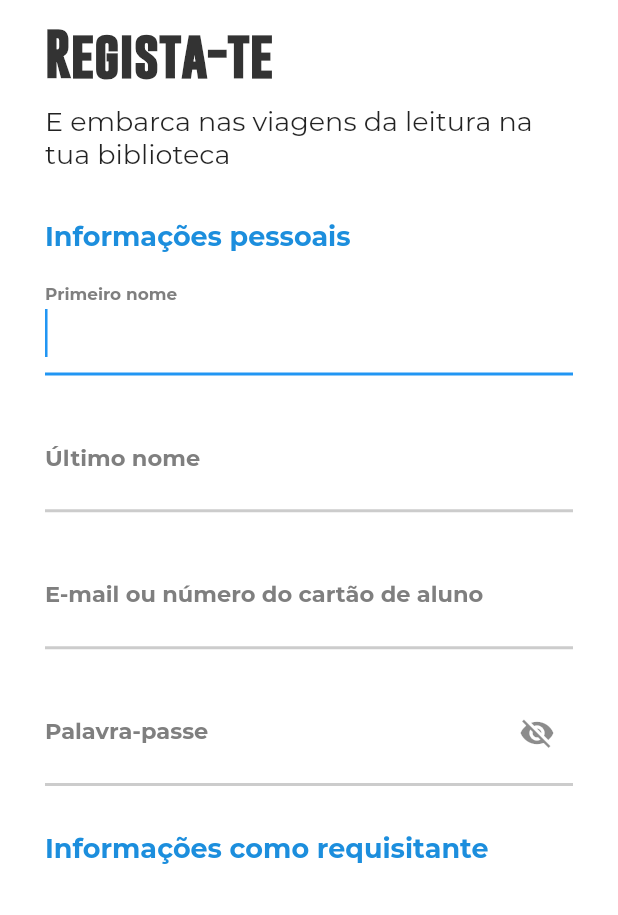
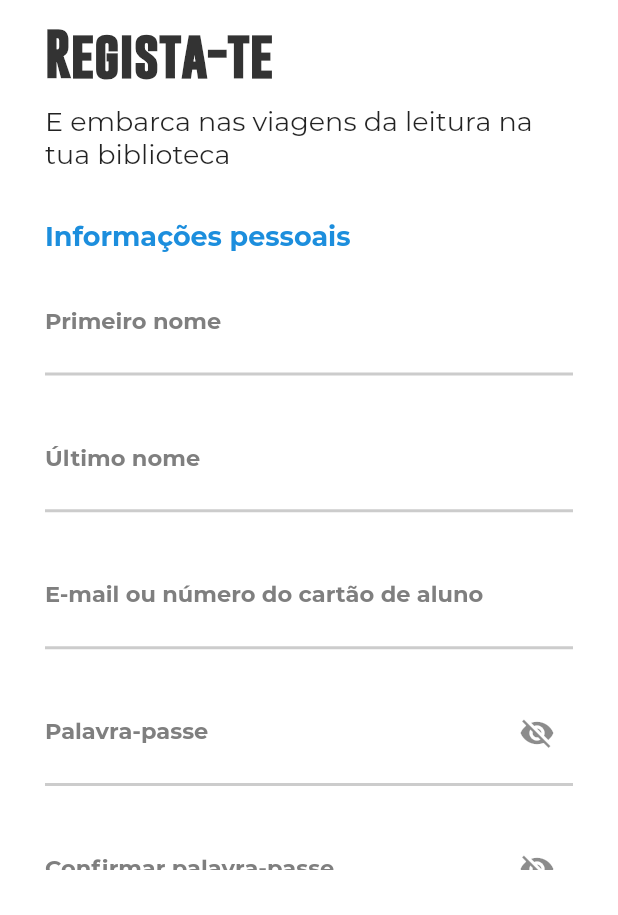
Before and after one commit to lodsa-ntos/TFC_a21505293_camarate_school_library_app, a Flutter app: the Registo screen opened directly, on a phone screen of 412 x 824 dp, the part 321-1236 px from its top. Run offline on Flutter 3.47's test engine with Material 2 defaults, Android fonts, the phone set to English and light mode, and no system bars; our stand-ins replace cloud_firestore, firebase_auth, firebase_core, fluttertoast, google_fonts, tab_indicator_styler and 1 more; accounts and stored records are empty.

Commit message:
a completar Login e Registo Firebase ...

```diff
--- a/lib/Authentication/Models/modelo_utilizador.dart
+++ b/lib/Authentication/Models/modelo_utilizador.dart
@@ -23,6 +23,7 @@ class ModeloUtilizador {
     this.sobreMim,
   });
 
+  // Envia os dados para o servidor
   Map<String, dynamic> toMap() {
     return {
       'uid': uid,
@@ -37,6 +38,7 @@ class ModeloUtilizador {
     };
   }
 
+  // recebe os dados do servidor
   factory ModeloUtilizador.fromMap(Map<String, dynamic> map) {
     return ModeloUtilizador(
       uid: map['uid'],
--- a/lib/Authentication/Registo/models/modelo_registo.dart
+++ /dev/null
@@ -1,50 +0,0 @@
-class ModeloRegistoUtilizador {
-  String? primeiroNome;
-  String? ultimoNome;
-  String? email;
-  String? password;
-  String? numeroAluno;
-  String? anoTurma;
-  String? diretorTurma;
-  String? textoSobreUtilizador;
-
-  ModeloRegistoUtilizador({
-    this.primeiroNome,
-    this.ultimoNome,
-    this.email,
-    this.password,
-    this.numeroAluno,
-    this.anoTurma,
-    this.diretorTurma,
-    this.textoSobreUtilizador,
-  });
-
-  ModeloRegistoUtilizador.fromJson(Map<String, dynamic> json) {
-    primeiroNome = json['primeiroNome'];
-    ultimoNome = json['ultimoNome'];
-    email = json['email'];
-    password = json['password'];
-    numeroAluno = json['numeroAluno'];
-    anoTurma = json['anoTurma'];
-    diretorTurma = json['diretorTurma'];
-    textoSobreUtilizador = json['textoSobreUtilizador'];
-  }
-
-  Map<String, dynamic> toJson() {
-    final Map<String, dynamic> data = <String, dynamic>{};
-    data['primeiroNome'] = primeiroNome;
-    data['ultimoNome'] = ultimoNome;
-    data['email'] = email;
-    data['password'] = password;
-    data['numeroAluno'] = numeroAluno;
-    data['anoTurma'] = anoTurma;
-    data['diretorTurma'] = diretorTurma;
-    data['textoSobreUtilizador'] = textoSobreUtilizador;
-    return data;
-  }
-
-  @override
-  String toString() {
-    return 'ModeloRegistoUtilizador(\n primeiroNome: $primeiroNome\n, ultimoNome: $ultimoNome\n, email: $email\n, password: $password\n, numeroAluno: $numeroAluno\n, anoTurma: $anoTurma\n, diretorTurma: $diretorTurma\n, textoSobreUtilizador: $textoSobreUtilizador\n)';
-  }
-}
--- a/lib/Authentication/Registo/registo.dart
+++ b/lib/Authentication/Registo/registo.dart
@@ -1,13 +1,14 @@
 import 'dart:convert';
 
 import 'package:camarate_school_library/Authentication/Login/login_screen.dart';
+import 'package:camarate_school_library/Authentication/Models/modelo_utilizador.dart';
 import 'package:camarate_school_library/Home/layout/layout_pagina_utilizador.dart';
+import 'package:cloud_firestore/cloud_firestore.dart';
+import 'package:firebase_auth/firebase_auth.dart';
 import 'package:flutter/gestures.dart';
 import 'package:flutter/material.dart';
 import 'package:flutter/services.dart';
-import 'package:shared_preferences/shared_preferences.dart';
-
-import 'models/modelo_registo.dart';
+import 'package:fluttertoast/fluttertoast.dart';
 
 class PreferencesKeys {
   static const activeUser = "IFORMACAO_UTILIZADOR_LOGIN";
@@ -29,27 +30,37 @@ class _RegistoState extends State<Registo> {
   TextEditingController aboutUserInputController = TextEditingController();
   TextEditingController emailInputController = TextEditingController();
   TextEditingController passwordInputController = TextEditingController();
+  TextEditingController confirmarPasswordInputController =
+      TextEditingController();
   TextEditingController yearAndClassStudentInputController =
       TextEditingController();
 
-  bool showPassword = true;
+  bool mostrarPalavraPasse = true;
+  bool mostrarPalavraPasseDaConfirmacao = true;
   bool isProcessData = false;
 
   final formKey = GlobalKey<FormState>();
+
+  final auth = FirebaseAuth.instance;
 
   @override
   Widget build(BuildContext context) {
     //
     // --> Primeiro nome <--
     final primeiroNome = TextFormField(
+      controller: nameInputController,
+      keyboardType: TextInputType.name,
+      autofocus: false,
       validator: (value) {
+        RegExp regex = RegExp(r'^.{3,}$');
         if (value!.isEmpty) {
-          return "Este nome de utilizador não existe. Tenta outro.";
+          return ("O nome não pode ser vazio");
+        }
+        if (!regex.hasMatch(value)) {
+          return ("Introduza um nome válido (Min. 3 caracteres)");
         }
         return null;
       },
-      controller: nameInputController,
-      autofocus: true,
       style: const TextStyle(
         fontFamily: 'Montserrat',
         fontSize: 16,
@@ -75,14 +86,15 @@ class _RegistoState extends State<Registo> {
 
     // --> Último nome <--
     final ultimoNome = TextFormField(
+      controller: lastNameInputController,
+      keyboardType: TextInputType.name,
+      autofocus: false,
       validator: (value) {
-        if (value!.isEmpty || value.length > 10) {
-          return "Coloque o seu apelido.";
+        if (value!.isEmpty) {
+          return ("O seu apelido não pode ser vazio");
         }
         return null;
       },
-      controller: lastNameInputController,
-      autofocus: true,
       style: const TextStyle(
         fontFamily: 'Montserrat',
         fontSize: 16,
@@ -108,18 +120,24 @@ class _RegistoState extends State<Registo> {
 
     // --> E-mail ou número do cartão de aluno <--
     final emailDoRegisto = TextFormField(
+      controller: emailInputController,
+      autofocus: false,
+      keyboardType: TextInputType.emailAddress,
       validator: (value) {
-        if (value!.length < 5) {
+        if (value!.isEmpty) {
+          // ignore: prefer_adjacent_string_concatenation
+          return "O nome de utilizador que inseriste não pertence a nenhuma \nconta. \nVerifica o teu nome de utilizador e tenta novamente.";
+        }
+
+        if (!RegExp("^[a-zA-Z0-9+_.-]+@[a-zA-Z0-9.-]+.[a-z]").hasMatch(value)) {
+          return "Siga os exemplos: \nexemplo@gmail.com | exemplo@hotmail.com";
+        }
+
+        if (value.length < 5) {
           return "E-mail muito curto...";
-        } else if (!value.contains("@")) {
-          return "Siga o exemplo --> exemplo@gmail.com | exemplo@hotmail.com";
-        } else if (value.isEmpty) {
-          return "O nome de utilizador que inseriste não pertence a nenhuma conta. Verifica o teu nome de utilizador e tenta novamente.";
         }
         return null;
       },
-      controller: emailInputController,
-      autofocus: true,
       // Estilo dentro do campo de e-mail
       style: const TextStyle(
         fontFamily: 'Montserrat',
@@ -146,16 +164,21 @@ class _RegistoState extends State<Registo> {
 
     // --> Palavra-passe <--
     final passwordDoRegisto = TextFormField(
+      obscureText: mostrarPalavraPasse,
+      controller: passwordInputController,
       validator: (value) {
-        if (value!.length < 8) {
-          return "A palavra-passe deve conter pelo menos 8 caracteres";
-        } else if (value.isEmpty) {
-          return "Desculpa, mas a tua palavra-passe está incorreta. Verifica-a novamente.";
+        // ignore: unnecessary_new
+        RegExp regex = new RegExp(
+            r'^(?=.*?[A-Z])(?=.*?[a-z])(?=.*?[0-9])(?=.*?[!@#\$&*~]).{8,}$');
+
+        if (value!.isEmpty) {
+          return "A palavra-passe é necessária para fazeres login";
         }
-        return null;
+
+        if (regex.hasMatch(value)) {
+          return "Tens de introduzir uma palavra-passe válida. \nA palavra-passe deve conter pelo menos 8 caracteres";
+        }
       },
-      obscureText: showPassword,
-      controller: passwordInputController,
       // Estilo dentro do campo da palavra-passe
       style: const TextStyle(
         fontFamily: 'Montserrat',
@@ -174,11 +197,62 @@ class _RegistoState extends State<Registo> {
         suffixIcon: GestureDetector(
           onTap: () {
             setState(() {
-              showPassword = !showPassword;
+              mostrarPalavraPasse = !mostrarPalavraPasse;
             });
           },
           child: Icon(
-            showPassword ? Icons.visibility_off : Icons.visibility,
+            mostrarPalavraPasse ? Icons.visibility_off : Icons.visibility,
+          ),
+        ),
+        enabledBorder: const UnderlineInputBorder(
+          borderSide: BorderSide(
+            width: 2.0,
+            color: Color.fromRGBO(204, 204, 204, 2),
+          ),
+        ),
+      ),
+    );
+
+    // --> Confirmar a palavra-passe <--
+    final confirmarPasswordDoRegisto = TextFormField(
+      obscureText: mostrarPalavraPasseDaConfirmacao,
+      controller: confirmarPasswordInputController,
+      validator: (value) {
+        if (confirmarPasswordInputController.text !=
+            passwordInputController.text) {
+          return "A palavra-passe não corresponde";
+        }
+        return null;
+      },
+      onSaved: (value) {
+        confirmarPasswordInputController.text = value!;
+      },
+      // Estilo dentro do campo da palavra-passe
+      style: const TextStyle(
+        fontFamily: 'Montserrat',
+        fontSize: 16,
+        fontWeight: FontWeight.w600,
+        height: 2.0,
+      ),
+      decoration: InputDecoration(
+        labelText: "Confirmar palavra-passe",
+        labelStyle: const TextStyle(
+          fontFamily: 'Montserrat',
+          fontSize: 15,
+          fontWeight: FontWeight.w700,
+          color: Color.fromRGBO(127, 127, 127, 2),
+        ),
+        suffixIcon: GestureDetector(
+          onTap: () {
+            setState(() {
+              mostrarPalavraPasseDaConfirmacao =
+                  !mostrarPalavraPasseDaConfirmacao;
+            });
+          },
+          child: Icon(
+            mostrarPalavraPasseDaConfirmacao
+                ? Icons.visibility_off
+                : Icons.visibility,
           ),
         ),
         enabledBorder: const UnderlineInputBorder(
@@ -193,7 +267,12 @@ class _RegistoState extends State<Registo> {
     // --> Número de aluno <--
     final numeroAluno = TextFormField(
       controller: studentNumberInputController,
-      autofocus: true,
+      autofocus: false,
+      validator: (value) {
+        if (value!.isEmpty) {
+          return "O seu número de aluno não pode ser vazio";
+        }
+      },
       style: const TextStyle(
         fontFamily: 'Montserrat',
         fontSize: 16,
@@ -226,7 +305,12 @@ class _RegistoState extends State<Registo> {
     // --> Ano/Turma <--
     final anoETurma = TextFormField(
       controller: yearAndClassStudentInputController,
-      autofocus: true,
+      autofocus: false,
+      validator: (value) {
+        if (value!.isEmpty) {
+          return "O seu ano e a sua turma não podem ser vazios";
+        }
+      },
       style: const TextStyle(
         fontFamily: 'Montserrat',
         fontSize: 16,
@@ -259,7 +343,12 @@ class _RegistoState extends State<Registo> {
     // --> Diretor/a de Turma <--
     final diretorTurma = TextFormField(
       controller: directorNameInputController,
-      autofocus: true,
+      autofocus: false,
+      validator: (value) {
+        if (value!.isEmpty) {
+          return "O nome do seu/sua Diretor/a de turma não pode ser vazio";
+        }
+      },
       style: const TextStyle(
         fontFamily: 'Montserrat',
         fontSize: 16,
@@ -286,6 +375,7 @@ class _RegistoState extends State<Registo> {
     // --> Sobre o utilizador <--
     final textoSobreUtilizador = TextFormField(
       controller: aboutUserInputController,
+      autofocus: false,
       keyboardType: TextInputType.multiline,
       maxLines: 8,
       maxLength: 500,
@@ -327,7 +417,10 @@ class _RegistoState extends State<Registo> {
                     isProcessData = false;
                   },
                 );
-                registarUtilizador();
+                registarUtilizador(
+                  emailInputController.text,
+                  passwordInputController.text,
+                );
                 Navigator.push(
                     context,
                     MaterialPageRoute(
@@ -337,7 +430,7 @@ class _RegistoState extends State<Registo> {
             );
           } else {
             // ignore: avoid_print
-            print("Utilizador invalido");
+            print("Utilizador inválido");
           }
         },
         child: isProcessData
@@ -353,7 +446,7 @@ class _RegistoState extends State<Registo> {
                 ],
               )
             : const Text(
-                "Iniciar sessão",
+                "Criar Conta",
                 style: TextStyle(
                   fontFamily: 'Montserrat',
                   fontSize: 18,
@@ -501,7 +594,12 @@ class _RegistoState extends State<Registo> {
                     const SizedBox(height: 20),
 
                     // --> Palavra-passe <--
-                    passwordDoRegisto
+                    passwordDoRegisto,
+
+                    const SizedBox(height: 20),
+
+                    // --> Confirmar palavra-passe <--
+                    confirmarPasswordDoRegisto,
                   ],
                 ),
               ),
@@ -559,28 +657,46 @@ class _RegistoState extends State<Registo> {
     );
   }
 
-  // funçao para guardar os dados inseridos pelo utilizador
-  void registarUtilizador() {
-    ModeloRegistoUtilizador novoUtilizador = ModeloRegistoUtilizador(
-      primeiroNome: nameInputController.text,
-      ultimoNome: lastNameInputController.text,
-      email: emailInputController.text,
-      password: passwordInputController.text,
-      numeroAluno: studentNumberInputController.text,
-      anoTurma: yearAndClassStudentInputController.text,
-      diretorTurma: directorNameInputController.text,
-      textoSobreUtilizador: aboutUserInputController.text,
-    );
-
-    guardarDadosUtilizador(novoUtilizador);
+  void registarUtilizador(String email, String password) async {
+    if (formKey.currentState!.validate()) {
+      await auth
+          .createUserWithEmailAndPassword(email: email, password: password)
+          .then((value) => {
+                postDetailsToFirestore(),
+              })
+          .catchError((e) {
+        Fluttertoast.showToast(msg: e!.message);
+      });
+    }
   }
 
-  void guardarDadosUtilizador(ModeloRegistoUtilizador utilizador) async {
-    SharedPreferences prefs = await SharedPreferences.getInstance();
-    // Salvo o texto do utilizador com o setString da função SharedPreferences
-    prefs.setString(
-      PreferencesKeys.activeUser,
-      json.encode(utilizador.toJson()),
-    );
+  postDetailsToFirestore() async {
+    // chamar a base de dados firestore
+    // chamar o modelo de utilizador
+    // guardar os valores introduzidos pelo utilizador
+
+    FirebaseFirestore firebaseFirestore = FirebaseFirestore.instance;
+    User? utilizador = auth.currentUser;
+
+    ModeloUtilizador modeloRegistoUtilizador = ModeloUtilizador();
+
+    // registar todos os valores
+    modeloRegistoUtilizador.uid = utilizador!.uid;
+    modeloRegistoUtilizador.nomeProprio = nameInputController.text;
+    modeloRegistoUtilizador.ultimoNome = lastNameInputController.text;
+    modeloRegistoUtilizador.email = utilizador.email;
+
+    await firebaseFirestore
+        .collection("Utilizadores")
+        .doc(utilizador.uid)
+        .set(modeloRegistoUtilizador.toMap());
+    Fluttertoast.showToast(msg: "Conta criada com sucesso :)");
+
+    Navigator.pushAndRemoveUntil(
+        (context),
+        MaterialPageRoute(
+          builder: (context) => const LayoutPaginaPrincipalUtilizador(),
+        ),
+        (route) => false);
   }
 }
```
